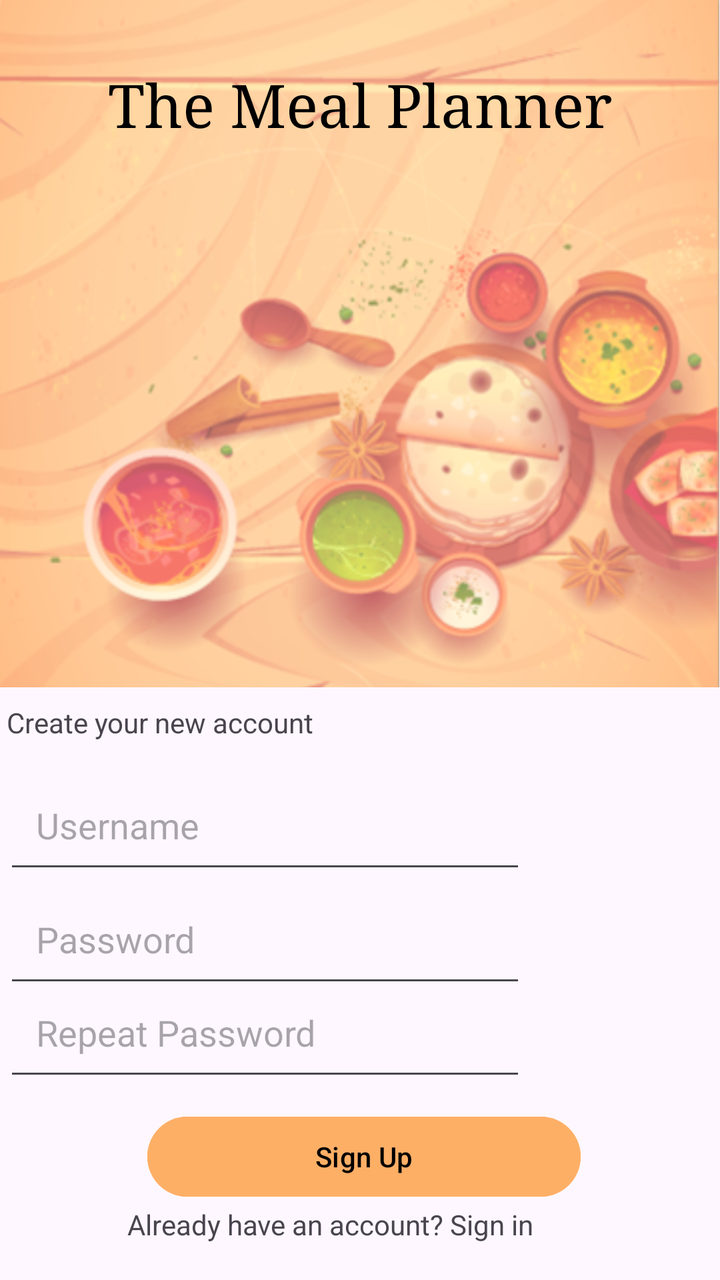
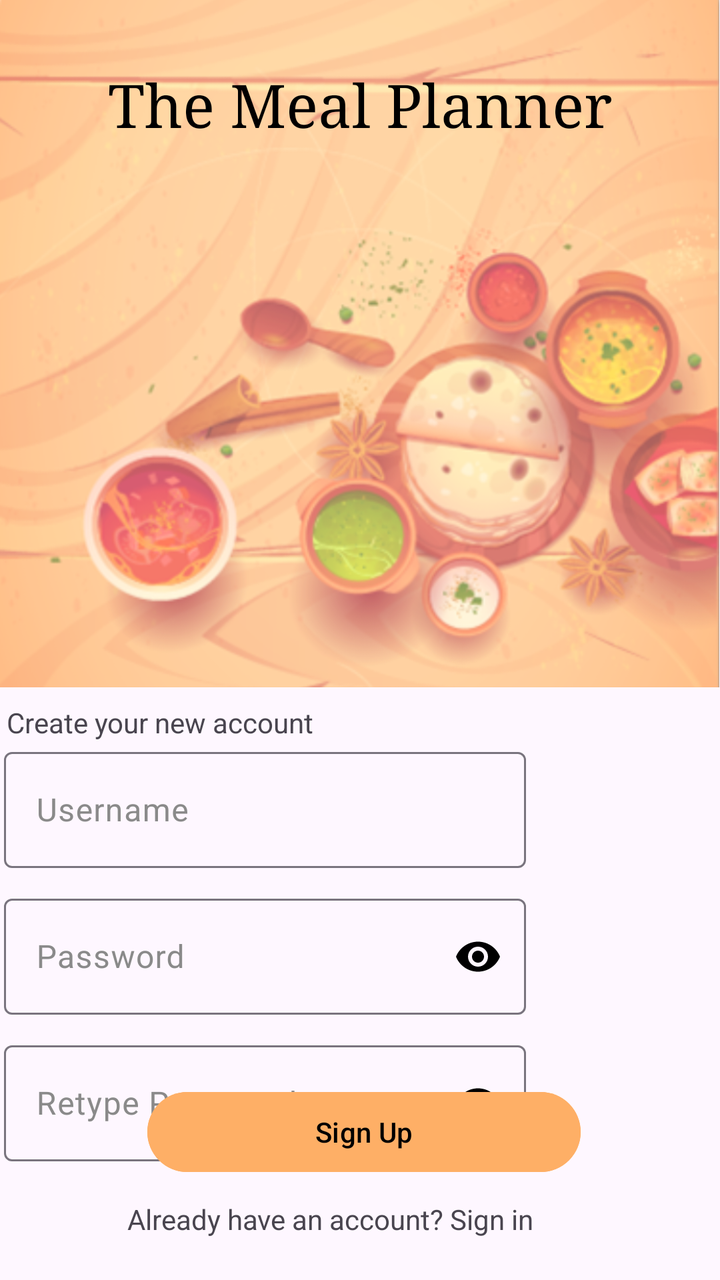

An Android layout rendered at two revisions. The XML below is the earlier revision; the diff shows what the commit changed to produce the second picture.
<!-- AndroidManifest.xml: application theme Theme.MealPlannerApp -->
<!-- res/layout/activity_signup.xml -->
<?xml version="1.0" encoding="utf-8"?>
<androidx.constraintlayout.widget.ConstraintLayout xmlns:android="http://schemas.android.com/apk/res/android"
    xmlns:app="http://schemas.android.com/apk/res-auto"
    xmlns:tools="http://schemas.android.com/tools"
    android:layout_width="match_parent"
    android:layout_height="match_parent">

    <ImageView
        android:id="@+id/imageView_bg"
        android:layout_width="wrap_content"
        android:layout_height="wrap_content"
        android:adjustViewBounds="true"
        android:cropToPadding="false"
        android:scaleType="fitStart"
        android:scaleX="1"
        android:scaleY="1"
        app:layout_constraintEnd_toEndOf="parent"
        app:layout_constraintStart_toStartOf="parent"
        app:layout_constraintTop_toTopOf="parent"
        app:srcCompat="@drawable/bg_" />

    <TextView
        android:id="@+id/TextView_Title"
        android:layout_width="wrap_content"
        android:layout_height="wrap_content"
        android:layout_marginBottom="240dp"
        android:fontFamily="serif"
        android:text="The Meal Planner"
        android:textColor="#000000"
        android:textSize="30sp"
        app:layout_constraintBottom_toBottomOf="@+id/imageView_bg"
        app:layout_constraintEnd_toEndOf="@+id/imageView_bg"
        app:layout_constraintStart_toStartOf="@+id/imageView_bg"
        app:layout_constraintTop_toTopOf="@+id/imageView_bg" />

    <TextView
        android:id="@+id/textView_signup"
        android:layout_width="wrap_content"
        android:layout_height="wrap_content"
        android:layout_marginTop="8dp"
        android:layout_marginEnd="200dp"
        android:text="Create your new account"
        app:layout_constraintEnd_toEndOf="parent"
        app:layout_constraintStart_toStartOf="parent"
        app:layout_constraintTop_toBottomOf="@+id/imageView_bg" />

    <EditText
        android:id="@+id/editText_username_signup"
        android:layout_width="261dp"
        android:layout_height="58dp"
        android:layout_marginTop="40dp"
        android:layout_marginEnd="95dp"
        android:ems="10"
        android:hint="Username"
        android:inputType="text"
        android:padding="48px"
        app:layout_constraintEnd_toEndOf="parent"
        app:layout_constraintHorizontal_bias="0.509"
        app:layout_constraintStart_toStartOf="parent"
        app:layout_constraintTop_toBottomOf="@+id/imageView_bg" />

    <EditText
        android:id="@+id/editText_password_signup"
        android:layout_width="261dp"
        android:layout_height="58dp"
        android:layout_marginTop="80dp"
        android:layout_marginEnd="95dp"
        android:ems="10"
        android:hint="Password"
        android:inputType="text"
        android:padding="48px"
        app:layout_constraintBottom_toTopOf="@+id/button_signup"
        app:layout_constraintEnd_toEndOf="parent"
        app:layout_constraintHorizontal_bias="0.509"
        app:layout_constraintStart_toStartOf="parent"
        app:layout_constraintTop_toBottomOf="@+id/imageView_bg"
        app:layout_constraintVertical_bias="0.233" />

    <EditText
        android:id="@+id/editText_password_retype"
        android:layout_width="261dp"
        android:layout_height="58dp"
        android:layout_marginTop="80dp"
        android:layout_marginEnd="95dp"
        android:ems="10"
        android:hint="Repeat Password"
        android:inputType="text"
        android:padding="48px"
        app:layout_constraintBottom_toTopOf="@+id/button_signup"
        app:layout_constraintEnd_toEndOf="parent"
        app:layout_constraintHorizontal_bias="0.509"
        app:layout_constraintStart_toStartOf="parent"
        app:layout_constraintTop_toBottomOf="@+id/imageView_bg"
        app:layout_constraintVertical_bias="0.877" />

    <TextView
        android:id="@+id/textView_signIn"
        android:layout_width="232dp"
        android:layout_height="20dp"
        android:layout_marginTop="200dp"
        android:text="@string/sign_in"
        app:layout_constraintBottom_toBottomOf="parent"
        app:layout_constraintEnd_toEndOf="parent"
        app:layout_constraintHorizontal_bias="0.497"
        app:layout_constraintStart_toStartOf="parent"
        app:layout_constraintTop_toBottomOf="@+id/imageView_bg"
        app:layout_constraintVertical_bias="0.771" />

    <Button
        android:id="@+id/button_signup"
        android:layout_width="wrap_content"
        android:layout_height="wrap_content"
        android:layout_marginTop="210dp"
        android:width="650px"
        android:height="140px"
        android:backgroundTint="#feaf66"
        android:text="Sign Up"
        android:textColor="#000000"
        android:textColorHighlight="#FEAF66"
        android:textColorLink="#FEAF66"
        app:iconPadding="8dp"
        app:layout_constraintBottom_toTopOf="@+id/textView_signIn"
        app:layout_constraintEnd_toEndOf="parent"
        app:layout_constraintHorizontal_bias="0.515"
        app:layout_constraintStart_toStartOf="parent"
        app:layout_constraintTop_toBottomOf="@+id/imageView_bg"
        app:layout_constraintVertical_bias="0.642" />

    <TextView
        android:id="@+id/textView_signin_sheet"
        android:layout_width="wrap_content"
        android:layout_height="wrap_content"
        android:layout_marginStart="220dp"
        android:layout_marginEnd="80dp"
        android:clickable="true"
        android:focusable="true"
        android:padding="48px"
        android:text="@string/clickable"
        android:textColor="#57a0d4"
        app:layout_constraintBottom_toBottomOf="@+id/textView_signIn"
        app:layout_constraintEnd_toEndOf="parent"
        app:layout_constraintHorizontal_bias="0.52"
        app:layout_constraintStart_toEndOf="@+id/textView_signIn"
        app:layout_constraintStart_toStartOf="@+id/textView_signIn"
        app:layout_constraintTop_toTopOf="@+id/textView_signIn"
        app:layout_constraintVertical_bias="0.52" />
</androidx.constraintlayout.widget.ConstraintLayout>
<!-- resources referenced by this layout -->
<resources>
  <!-- drawable bg_: png bitmap (drawable, 492366 bytes) -->
  <string name="clickable"><u>Here</u>.</string>
  <string name="sign_in">Already have an account? Sign in  </string>
  <style name="Theme.MealPlannerApp" parent="Base.Theme.MealPlannerApp" />
  <style name="Base.Theme.MealPlannerApp" parent="Theme.Material3.DayNight.NoActionBar">
          
          <item name="colorPrimary">@color/orange</item>
          <item name="colorPrimaryVariant">@color/darkRed</item>
          <item name="colorAccent">@color/reddishOrange</item>
          <item name="android:statusBarColor">@color/reddishOrange</item>
          <item name="android:navigationBarColor">@color/orange</item>
      </style>
  <color name="orange">#feaf66</color>
  <color name="darkRed">#622f34</color>
  <color name="reddishOrange">#e06456</color>
</resources>

<!-- the commit's change to res/layout/activity_signup.xml (unified diff, before → after) -->
@@ -44,73 +44,90 @@
         app:layout_constraintStart_toStartOf="parent"
         app:layout_constraintTop_toBottomOf="@+id/imageView_bg" />
 
-    <EditText
-        android:id="@+id/editText_username_signup"
+    <com.google.android.material.textfield.TextInputLayout
+        android:id="@+id/usernameTextInputLayout"
         android:layout_width="261dp"
-        android:layout_height="58dp"
-        android:layout_marginTop="40dp"
+        android:layout_height="wrap_content"
         android:layout_marginEnd="95dp"
-        android:ems="10"
-        android:hint="Username"
-        android:inputType="text"
-        android:padding="48px"
+        android:textColorHint="#8A8A8A"
+        app:layout_constraintEnd_toEndOf="parent"
+        app:layout_constraintStart_toStartOf="parent"
+        app:layout_constraintTop_toBottomOf="@+id/textView_signup">
+
+        <com.google.android.material.textfield.TextInputEditText
+            android:id="@+id/editText_username_signup"
+            android:layout_width="match_parent"
+            android:layout_height="58dp"
+            android:hint="Username"
+            android:inputType="text"
+            android:padding="16dp"
+            android:textColor="@android:color/black" />
+    </com.google.android.material.textfield.TextInputLayout>
+
+    <com.google.android.material.textfield.TextInputLayout
+        android:id="@+id/passwordTextInputLayout"
+        android:layout_width="261dp"
+        android:layout_height="wrap_content"
+        android:layout_marginTop="10dp"
+        android:layout_marginEnd="95dp"
+        android:textColorHint="#8A8A8A"
+        app:endIconMode="password_toggle"
+        app:endIconTint="@color/black"
         app:layout_constraintEnd_toEndOf="parent"
         app:layout_constraintHorizontal_bias="0.509"
         app:layout_constraintStart_toStartOf="parent"
-        app:layout_constraintTop_toBottomOf="@+id/imageView_bg" />
+        app:layout_constraintTop_toBottomOf="@+id/usernameTextInputLayout">
 
-    <EditText
-        android:id="@+id/editText_password_signup"
+        <com.google.android.material.textfield.TextInputEditText
+            android:id="@+id/editText_password_signup"
+            android:layout_width="match_parent"
+            android:layout_height="58dp"
+            android:hint="Password"
+            android:inputType="textPassword"
+            android:padding="16dp"
+            android:textColor="@android:color/black" />
+    </com.google.android.material.textfield.TextInputLayout>
+
+    <com.google.android.material.textfield.TextInputLayout
+        android:id="@+id/passwordRetypeTextInputLayout"
         android:layout_width="261dp"
-        android:layout_height="58dp"
-        android:layout_marginTop="80dp"
+        android:layout_height="wrap_content"
+        android:layout_marginTop="10dp"
         android:layout_marginEnd="95dp"
-        android:ems="10"
-        android:hint="Password"
-        android:inputType="text"
-        android:padding="48px"
-        app:layout_constraintBottom_toTopOf="@+id/button_signup"
+        android:textColorHint="#8A8A8A"
+        app:endIconMode="password_toggle"
+        app:endIconTint="@color/black"
         app:layout_constraintEnd_toEndOf="parent"
         app:layout_constraintHorizontal_bias="0.509"
         app:layout_constraintStart_toStartOf="parent"
-        app:layout_constraintTop_toBottomOf="@+id/imageView_bg"
-        app:layout_constraintVertical_bias="0.233" />
+        app:layout_constraintTop_toBottomOf="@+id/passwordTextInputLayout">
 
-    <EditText
-        android:id="@+id/editText_password_retype"
-        android:layout_width="261dp"
-        android:layout_height="58dp"
-        android:layout_marginTop="80dp"
-        android:layout_marginEnd="95dp"
-        android:ems="10"
-        android:hint="Repeat Password"
-        android:inputType="text"
-        android:padding="48px"
-        app:layout_constraintBottom_toTopOf="@+id/button_signup"
-        app:layout_constraintEnd_toEndOf="parent"
-        app:layout_constraintHorizontal_bias="0.509"
-        app:layout_constraintStart_toStartOf="parent"
-        app:layout_constraintTop_toBottomOf="@+id/imageView_bg"
-        app:layout_constraintVertical_bias="0.877" />
+        <com.google.android.material.textfield.TextInputEditText
+            android:id="@+id/editText_password_retype"
+            android:layout_width="match_parent"
+            android:layout_height="58dp"
+            android:hint="Retype Password"
+            android:inputType="textPassword"
+            android:padding="16dp"
+            android:textColor="@android:color/black" />
+    </com.google.android.material.textfield.TextInputLayout>
 
     <TextView
         android:id="@+id/textView_signIn"
         android:layout_width="232dp"
         android:layout_height="20dp"
-        android:layout_marginTop="200dp"
+        android:layout_marginBottom="20dp"
         android:text="@string/sign_in"
         app:layout_constraintBottom_toBottomOf="parent"
         app:layout_constraintEnd_toEndOf="parent"
         app:layout_constraintHorizontal_bias="0.497"
-        app:layout_constraintStart_toStartOf="parent"
-        app:layout_constraintTop_toBottomOf="@+id/imageView_bg"
-        app:layout_constraintVertical_bias="0.771" />
+        app:layout_constraintStart_toStartOf="parent" />
 
     <Button
         android:id="@+id/button_signup"
         android:layout_width="wrap_content"
         android:layout_height="wrap_content"
-        android:layout_marginTop="210dp"
+        android:layout_marginBottom="10dp"
         android:width="650px"
         android:height="140px"
         android:backgroundTint="#feaf66"
@@ -122,9 +139,7 @@
         app:layout_constraintBottom_toTopOf="@+id/textView_signIn"
         app:layout_constraintEnd_toEndOf="parent"
         app:layout_constraintHorizontal_bias="0.515"
-        app:layout_constraintStart_toStartOf="parent"
-        app:layout_constraintTop_toBottomOf="@+id/imageView_bg"
-        app:layout_constraintVertical_bias="0.642" />
+        app:layout_constraintStart_toStartOf="parent" />
 
     <TextView
         android:id="@+id/textView_signin_sheet"
<!-- resource entries referenced after the edit -->
@@ -1,5 +1,6 @@
 <!-- resources referenced by this layout -->
 <resources>
+  <color name="black">#FF000000</color>
   <!-- drawable bg_: png bitmap (drawable, 492366 bytes) -->
   <string name="clickable"><u>Here</u>.</string>
   <string name="sign_in">Already have an account? Sign in  </string>
